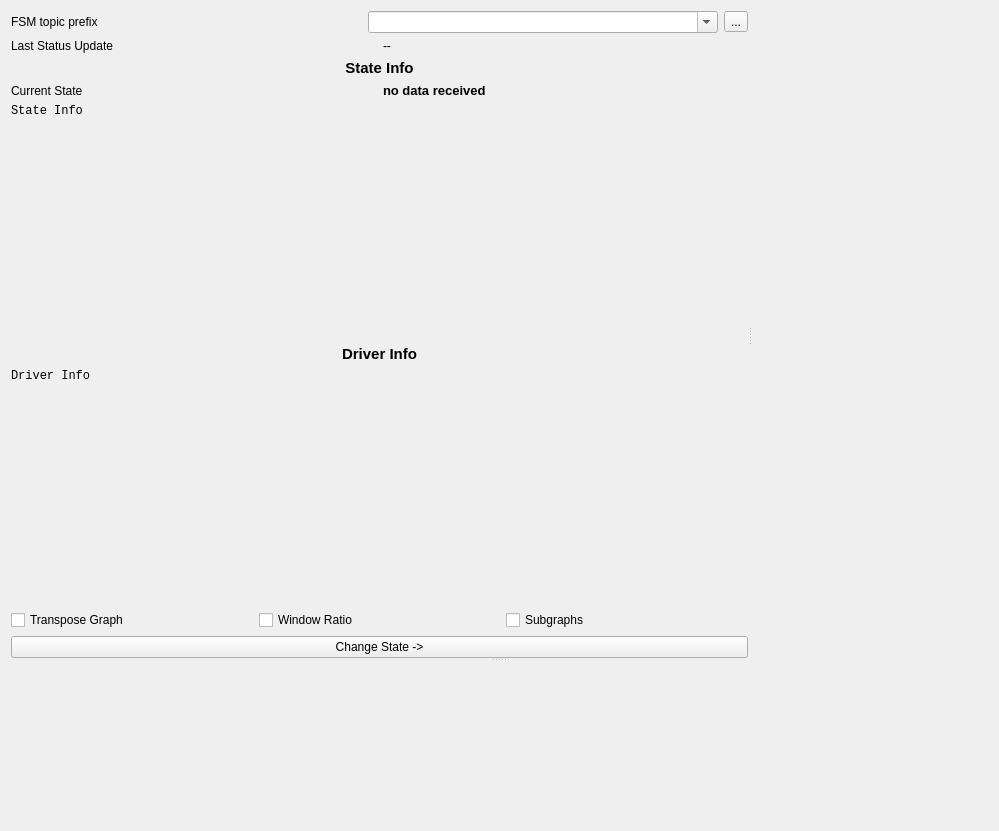
The window that gui/statemachine_gui.ui (AIS-Bonn/nimbro_fsm2) describes before a commit, drawn with Qt 5.
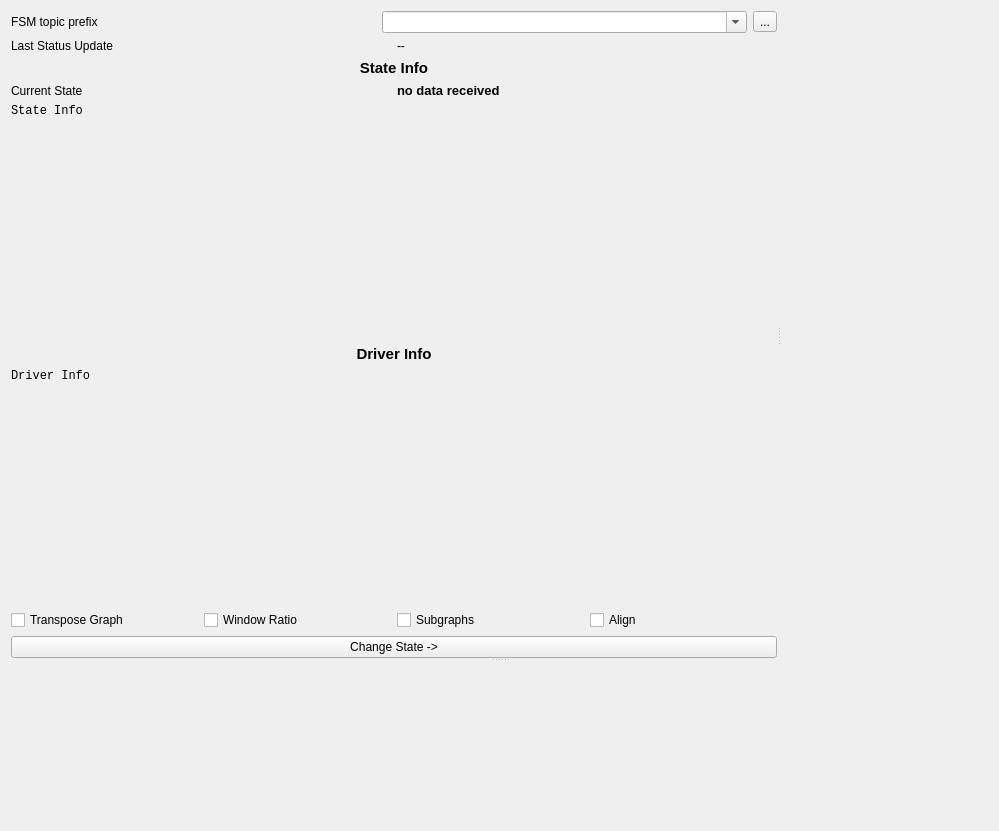
The same window after the commit. Icons and pictures are not drawn. Custom widgets are drawn as their Qt base class.

Commit message: gui: new "align" option

```diff
--- a/gui/statemachine_gui.ui
+++ b/gui/statemachine_gui.ui
@@ -217,7 +217,14 @@
             </property>
            </widget>
           </item>
-          <item row="1" column="0" colspan="3">
+          <item row="0" column="3">
+           <widget class="QCheckBox" name="check_subgraph_align">
+            <property name="text">
+             <string>Align</string>
+            </property>
+           </widget>
+          </item>
+          <item row="1" column="0" colspan="4">
            <widget class="QPushButton" name="btn_changeState">
             <property name="focusPolicy">
              <enum>Qt::NoFocus</enum>
```
The commit also changes 3 other files.
